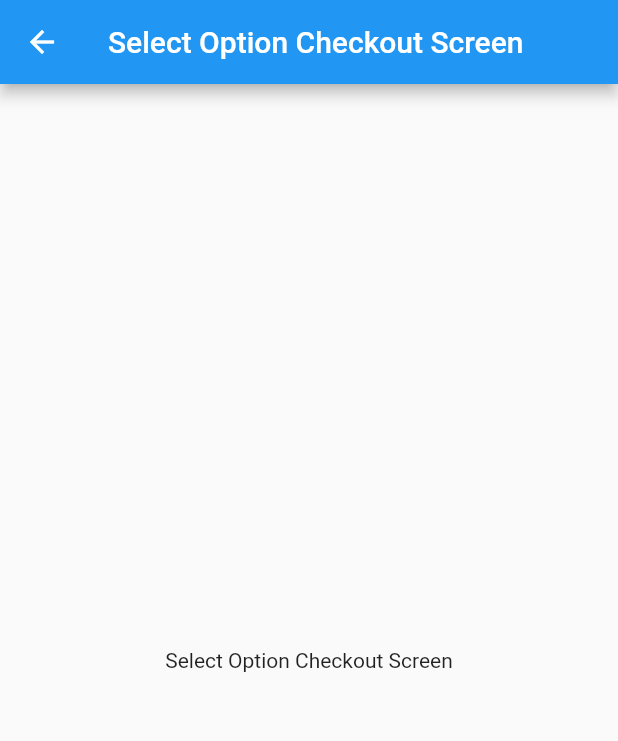
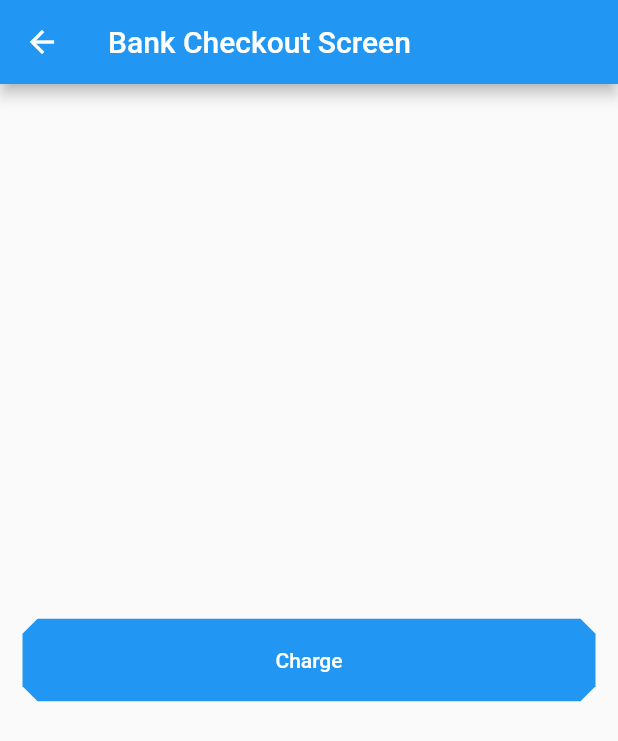
Before and after one commit to timilehinjegede/flutter-paystack-demo, a Flutter app: the SelectCheckoutOptionScreen screen opened by its route, on a phone screen of 412 x 824 dp. Shown: the top 741 px of the screen. Run offline on Flutter 3.47's test engine with Material 2 defaults, Android fonts, the phone set to English and light mode, and no system bars; missing offline and left inert: flutter_paystack.

Commit message:
Selectable option implemented

```diff
--- a/lib/views/screens/select_checkout_option.dart
+++ b/lib/views/screens/select_checkout_option.dart
@@ -1,21 +1,80 @@
 import 'package:flutter/material.dart';
+import 'package:flutter_paystack/flutter_paystack.dart';
+import 'package:paystack_demo/services/api_service.dart';
+import 'package:paystack_demo/views/widgets/dialogs.dart';
 
-class SelectCheckoutOptionScreen extends StatelessWidget {
+class SelectCheckoutOptionScreen extends StatefulWidget {
 
   static final String routeName = 'selectoptioncheckoutscreen';
+
+  @override
+  _SelectCheckoutOptionScreenState createState() => _SelectCheckoutOptionScreenState();
+}
+
+class _SelectCheckoutOptionScreenState extends State<SelectCheckoutOptionScreen> {
+  bool _hasTransactionStarted = false;
+
+  @override
+  void initState() {
+    PaystackPlugin.initialize(publicKey: APIService.publicKey);
+    super.initState();
+  }
+
+  _startCharge() async {
+    setState(() {
+      _hasTransactionStarted = !_hasTransactionStarted;
+    });
+    var values = await APIService.initTransaction(APIService.secretKey);
+
+    Charge _charge = Charge()
+      ..email = 'user@test.com'
+      ..amount = 929200
+      ..accessCode = values['data']['access_code'];
+
+    CheckoutResponse _checkoutResponse = await PaystackPlugin.checkout(
+      context,
+      charge: _charge,
+      method: CheckoutMethod.selectable,
+    );
+
+    if (_checkoutResponse.status == true) {
+      AppDialogs.showSuccessDialog(context, _checkoutResponse.message);
+    } else {
+      AppDialogs.showErrorDialog(context, _checkoutResponse.message);
+    }
+    setState(() {
+      _hasTransactionStarted = !_hasTransactionStarted;
+    });
+  }
 
   @override
   Widget build(BuildContext context) {
     return Scaffold(
       appBar: AppBar(
-        title: Text(
-            'Select Option Checkout Screen'
-        ),
+        title: Text('Bank Checkout Screen'),
       ),
-      body: Center(
-        child: Text(
-            'Select Option Checkout Screen'
-        ),
+      body: Padding(
+        padding: const EdgeInsets.symmetric(horizontal: 15),
+        child: Center(
+            child: SizedBox(
+              height: 55,
+              child: FlatButton(
+                shape:
+                BeveledRectangleBorder(borderRadius: BorderRadius.circular(10)),
+                color: Colors.blue,
+                textColor: Colors.white,
+                onPressed: () async {
+                  _startCharge();
+                },
+                child: Center(
+                  child: _hasTransactionStarted
+                      ? CircularProgressIndicator(
+                    valueColor: AlwaysStoppedAnimation<Color>(Colors.white),
+                  )
+                      : Text('Charge'),
+                ),
+              ),
+            )),
       ),
     );
   }
```
